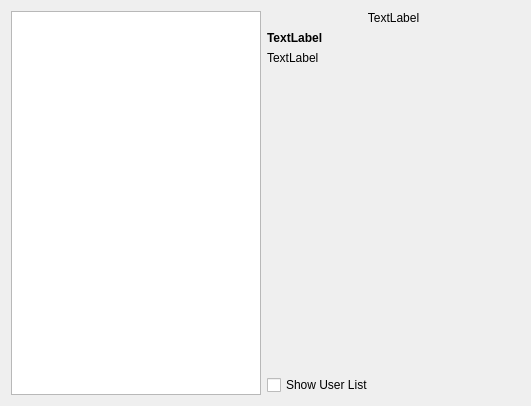
This is kcm/mainwindow.ui in KDE/lightdm as Qt 5 draws it before an edit. The edited form follows.
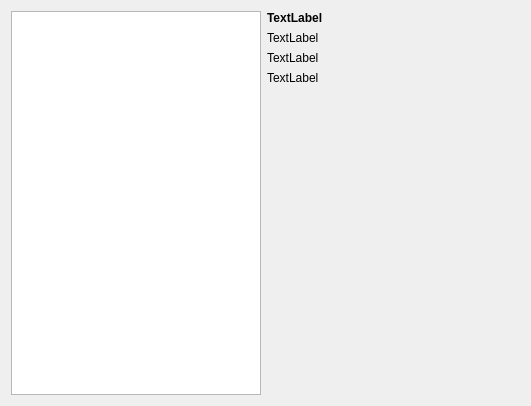
This is the edited form.

Commit message: Update KCM to show all the themes

Diff of the .ui file:
```diff
--- a/kcm/mainwindow.ui
+++ b/kcm/mainwindow.ui
@@ -38,25 +38,6 @@
    </item>
    <item>
     <layout class="QVBoxLayout" name="verticalLayout">
-     <item>
-      <widget class="QLabel" name="previewLabel">
-       <property name="sizePolicy">
-        <sizepolicy hsizetype="MinimumExpanding" vsizetype="Preferred">
-         <horstretch>0</horstretch>
-         <verstretch>0</verstretch>
-        </sizepolicy>
-       </property>
-       <property name="text">
-        <string>TextLabel</string>
-       </property>
-       <property name="scaledContents">
-        <bool>true</bool>
-       </property>
-       <property name="alignment">
-        <set>Qt::AlignCenter</set>
-       </property>
-      </widget>
-     </item>
      <item>
       <widget class="QLabel" name="nameLabel">
        <property name="font">
@@ -70,6 +51,13 @@
        </property>
       </widget>
      </item>
+     <item>
+      <widget class="QLabel" name="preview">
+       <property name="text">
+        <string>TextLabel</string>
+       </property>
+      </widget>
+     </item>
      <item>
       <widget class="QLabel" name="descriptionLabel">
        <property name="text">
@@ -77,6 +65,16 @@
        </property>
       </widget>
      </item>
+     <item>
+      <widget class="QLabel" name="authorLabel">
+       <property name="text">
+        <string>TextLabel</string>
+       </property>
+      </widget>
+     </item>
+     <item>
+      <widget class="QWidget" name="optionsWidget" native="true"/>
+     </item>
      <item>
       <spacer name="verticalSpacer">
        <property name="orientation">
@@ -96,13 +94,6 @@
      <item>
       <widget class="QWidget" name="widget" native="true"/>
      </item>
-     <item>
-      <widget class="QCheckBox" name="checkBox">
-       <property name="text">
-        <string>Show User List</string>
-       </property>
-      </widget>
-     </item>
     </layout>
    </item>
   </layout>
```
Left out of the diff: 3 changed lines with no effect on the pictures. The commit also changes 7 other files.
